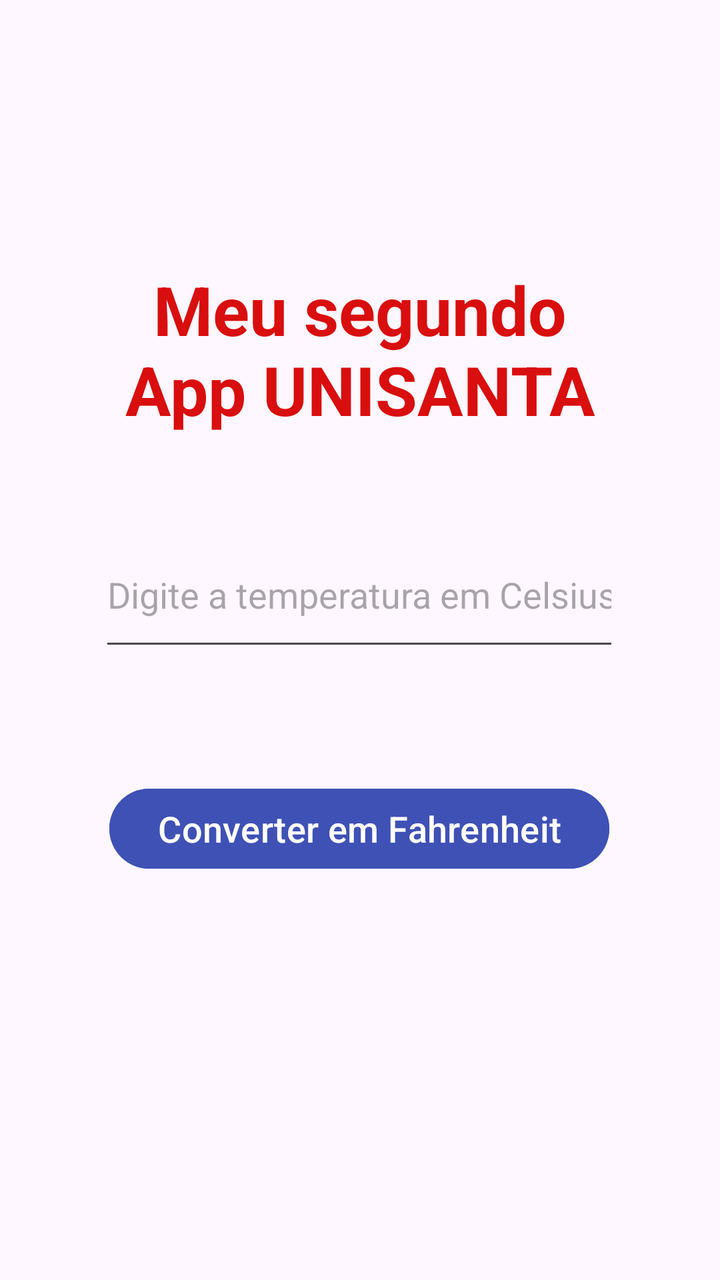
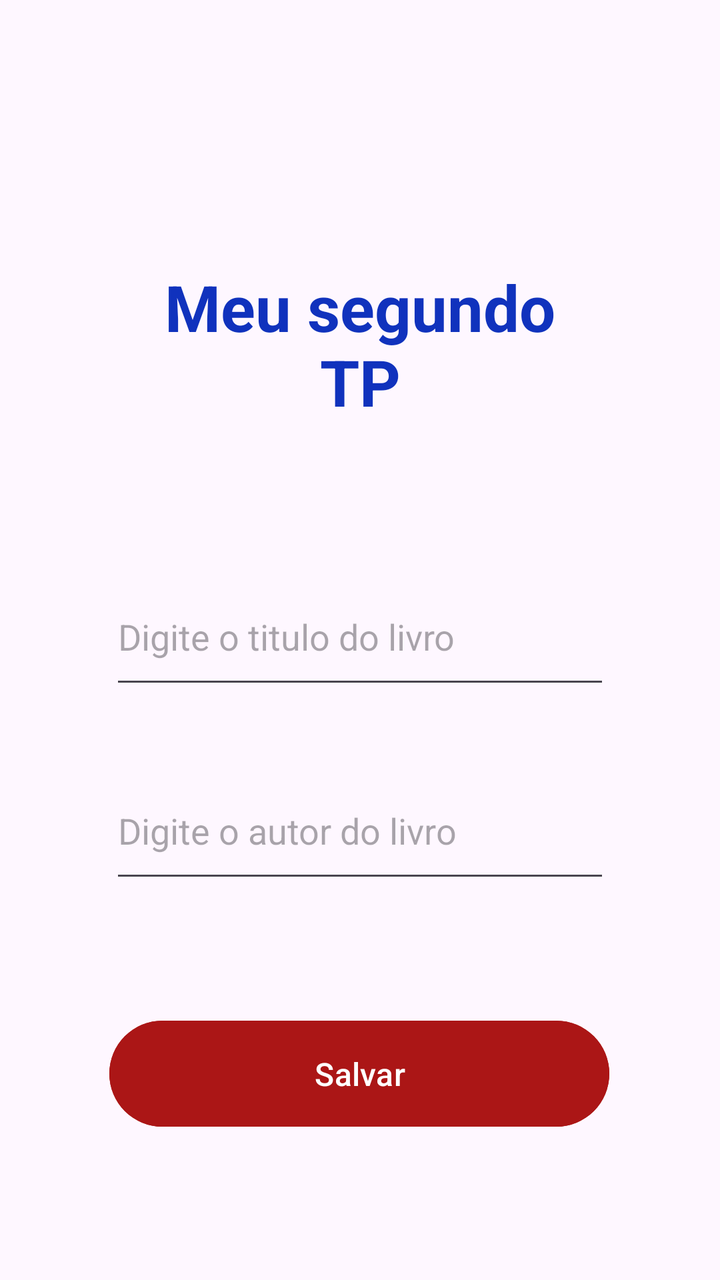

Before-and-after screenshots of an Android layout around one commit, followed by the original layout XML and the change that was made.
<!-- AndroidManifest.xml: application theme Theme.MeuApp -->
<!-- res/layout/activity_main.xml -->
<?xml version="1.0" encoding="utf-8"?>
<androidx.constraintlayout.widget.ConstraintLayout xmlns:android="http://schemas.android.com/apk/res/android"
    xmlns:app="http://schemas.android.com/apk/res-auto"
    xmlns:tools="http://schemas.android.com/tools"
    android:id="@+id/main"
    android:layout_width="match_parent"
    android:layout_height="match_parent"
    tools:context=".MainActivity">

    <TextView
        android:id="@+id/txv_nomeapp"
        android:layout_width="wrap_content"
        android:layout_height="wrap_content"
        android:layout_marginTop="132dp"
        android:text="Meu segundo\nApp UNISANTA"
        android:textAlignment="center"
        android:textColor="#D90E0E"
        android:textSize="34sp"
        android:textStyle="bold"
        app:layout_constraintEnd_toEndOf="parent"
        app:layout_constraintStart_toStartOf="parent"
        app:layout_constraintTop_toTopOf="parent" />

    <EditText
        android:id="@+id/edt_celsius"
        android:layout_width="260dp"
        android:layout_height="69dp"
        android:layout_marginTop="44dp"
        android:ems="10"
        android:hint="Digite a temperatura em Celsius"
        android:inputType="text"
        app:layout_constraintEnd_toEndOf="parent"
        app:layout_constraintHorizontal_bias="0.497"
        app:layout_constraintStart_toStartOf="parent"
        app:layout_constraintTop_toBottomOf="@+id/txv_nomeapp" />

    <Button
        android:id="@+id/btn_converter"
        android:layout_width="250dp"
        android:layout_height="wrap_content"
        android:layout_marginTop="60dp"
        android:backgroundTint="#3F51B5"
        android:text="Converter em Fahrenheit"
        android:textSize="18sp"
        app:layout_constraintEnd_toEndOf="parent"
        app:layout_constraintHorizontal_bias="0.498"
        app:layout_constraintStart_toStartOf="parent"
        app:layout_constraintTop_toBottomOf="@+id/edt_celsius" />

    <TextView
        android:id="@+id/txv_resultado"
        android:layout_width="wrap_content"
        android:layout_height="wrap_content"
        android:layout_marginTop="52dp"
        android:textSize="22sp"
        app:layout_constraintEnd_toEndOf="parent"
        app:layout_constraintHorizontal_bias="0.498"
        app:layout_constraintStart_toStartOf="parent"
        app:layout_constraintTop_toBottomOf="@+id/btn_converter" />

</androidx.constraintlayout.widget.ConstraintLayout>
<!-- resources referenced by this layout -->
<resources>
  <style name="Theme.MeuApp" parent="Base.Theme.MeuApp" />
  <style name="Base.Theme.MeuApp" parent="Theme.Material3.DayNight.NoActionBar">
          
          
      </style>
</resources>

<!-- the commit's change to res/layout/activity_main.xml (unified diff, before → after) -->
@@ -8,54 +8,54 @@
     tools:context=".MainActivity">
 
     <TextView
-        android:id="@+id/txv_nomeapp"
+        android:id="@+id/txv_nome_app"
         android:layout_width="wrap_content"
         android:layout_height="wrap_content"
         android:layout_marginTop="132dp"
-        android:text="Meu segundo\nApp UNISANTA"
+        android:text="Meu segundo\nTP"
         android:textAlignment="center"
-        android:textColor="#D90E0E"
-        android:textSize="34sp"
+        android:textColor="#1032BD"
+        android:textSize="32sp"
         android:textStyle="bold"
         app:layout_constraintEnd_toEndOf="parent"
         app:layout_constraintStart_toStartOf="parent"
         app:layout_constraintTop_toTopOf="parent" />
 
     <EditText
-        android:id="@+id/edt_celsius"
-        android:layout_width="260dp"
-        android:layout_height="69dp"
-        android:layout_marginTop="44dp"
+        android:id="@+id/edt_titulo"
+        android:layout_width="250sp"
+        android:layout_height="65dp"
+        android:layout_marginTop="72dp"
         android:ems="10"
-        android:hint="Digite a temperatura em Celsius"
+        android:hint="Digite o titulo do livro"
         android:inputType="text"
         app:layout_constraintEnd_toEndOf="parent"
-        app:layout_constraintHorizontal_bias="0.497"
         app:layout_constraintStart_toStartOf="parent"
-        app:layout_constraintTop_toBottomOf="@+id/txv_nomeapp" />
+        app:layout_constraintTop_toBottomOf="@+id/txv_nome_app" />
+
+    <EditText
+        android:id="@+id/edt_autor"
+        android:layout_width="250sp"
+        android:layout_height="65dp"
+        android:layout_marginTop="32dp"
+        android:ems="10"
+        android:hint="Digite o autor do livro"
+        android:inputType="text"
+        app:layout_constraintEnd_toEndOf="parent"
+        app:layout_constraintStart_toStartOf="parent"
+        app:layout_constraintTop_toBottomOf="@+id/edt_titulo" />
 
     <Button
-        android:id="@+id/btn_converter"
-        android:layout_width="250dp"
-        android:layout_height="wrap_content"
+        android:id="@+id/btn_cadastrar"
+        android:layout_width="250sp"
+        android:layout_height="61dp"
         android:layout_marginTop="60dp"
-        android:backgroundTint="#3F51B5"
-        android:text="Converter em Fahrenheit"
-        android:textSize="18sp"
+        android:backgroundTint="#AB1616"
+        android:text="Salvar"
+        android:textSize="16sp"
         app:layout_constraintEnd_toEndOf="parent"
         app:layout_constraintHorizontal_bias="0.498"
         app:layout_constraintStart_toStartOf="parent"
-        app:layout_constraintTop_toBottomOf="@+id/edt_celsius" />
-
-    <TextView
-        android:id="@+id/txv_resultado"
-        android:layout_width="wrap_content"
-        android:layout_height="wrap_content"
-        android:layout_marginTop="52dp"
-        android:textSize="22sp"
-        app:layout_constraintEnd_toEndOf="parent"
-        app:layout_constraintHorizontal_bias="0.498"
-        app:layout_constraintStart_toStartOf="parent"
-        app:layout_constraintTop_toBottomOf="@+id/btn_converter" />
+        app:layout_constraintTop_toBottomOf="@+id/edt_autor" />
 
 </androidx.constraintlayout.widget.ConstraintLayout>
